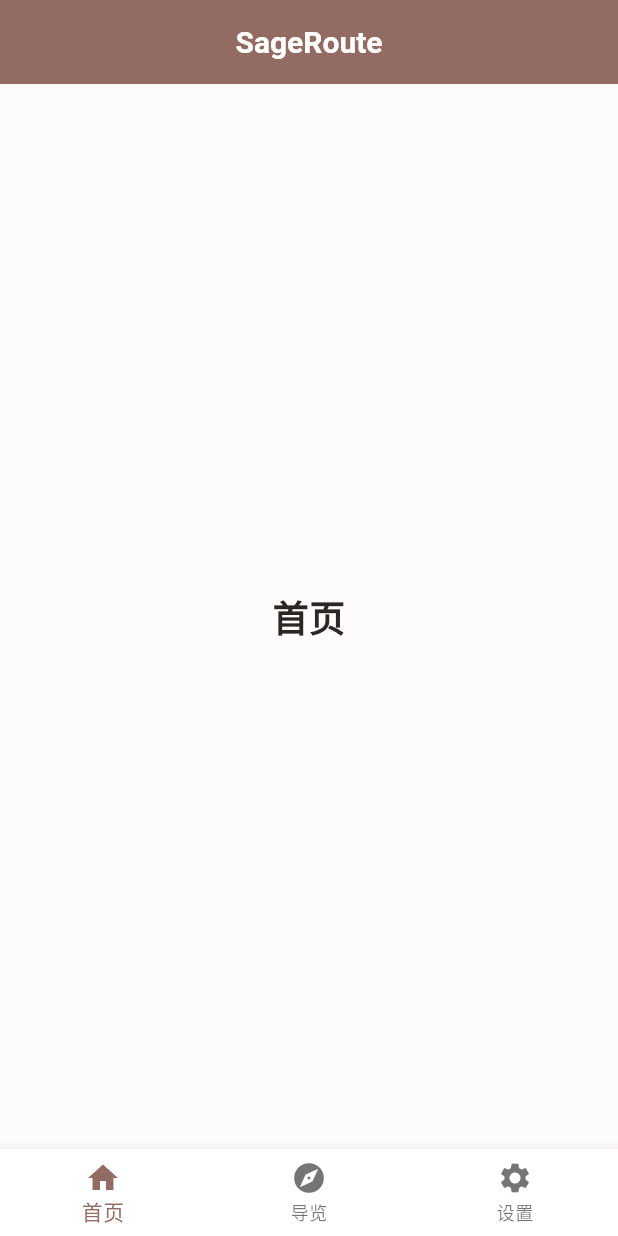
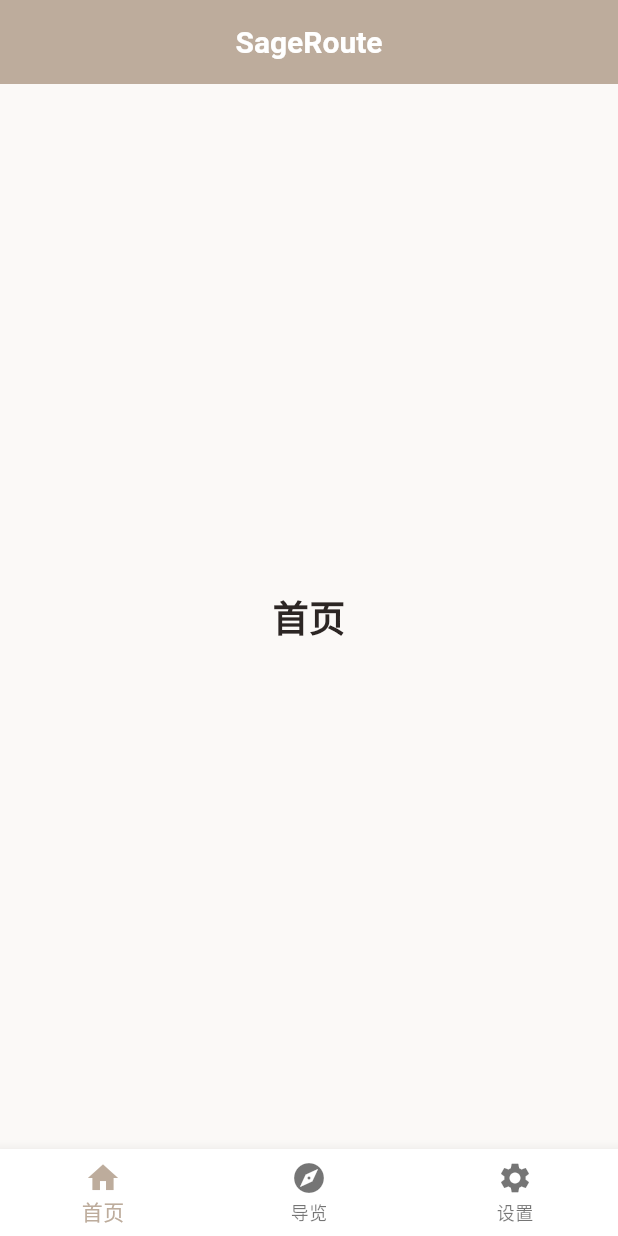
Before and after one commit to SakuraVillager/SageRoute, a Flutter app: the screen it shows after launch, on a phone screen of 412 x 824 dp. Run offline on Flutter 3.47's test engine with Material 3 defaults, Android fonts, the phone set to English and light mode, and no system bars.

Commit message:
修改配色

```diff
--- a/lib/main.dart
+++ b/lib/main.dart
@@ -12,7 +12,9 @@ class SageRouteApp extends StatelessWidget {
   Widget build(BuildContext context) {
     return MaterialApp(
       title: 'SageRoute',
-      theme: AppTheme.flatTheme,
+      theme: AppTheme.lightTheme,
+      darkTheme: AppTheme.darkTheme,
+      themeMode: ThemeMode.system,
       home: const MainScreen(),
     );
   }
--- a/lib/theme/app_theme.dart
+++ b/lib/theme/app_theme.dart
@@ -5,20 +5,36 @@ import 'typography.dart';
 
 class AppTheme {
   AppTheme._();
-
-  static ThemeData get flatTheme {
-    final colorScheme = AppColors.buildColorScheme();
+  static ThemeData get lightTheme {
+    final colorScheme = AppColors.buildLightScheme();
     return ThemeData(
       useMaterial3: true,
       colorScheme: colorScheme,
-      scaffoldBackgroundColor: AppColors.scaffoldBackground,
-      appBarTheme: buildAppBarTheme(),
-      cardTheme: buildCardTheme(),
-      elevatedButtonTheme: buildElevatedButtonTheme(),
-      textButtonTheme: buildTextButtonTheme(),
-      inputDecorationTheme: buildInputDecorationTheme(),
-      dividerTheme: buildDividerTheme(),
-      textTheme: buildTextTheme(),
+      scaffoldBackgroundColor: colorScheme.background,
+      appBarTheme: buildAppBarTheme(colorScheme),
+      cardTheme: buildCardTheme(colorScheme),
+      elevatedButtonTheme: buildElevatedButtonTheme(colorScheme),
+      textButtonTheme: buildTextButtonTheme(colorScheme),
+      inputDecorationTheme: buildInputDecorationTheme(colorScheme),
+      dividerTheme: buildDividerTheme(colorScheme),
+      textTheme: buildTextTheme(colorScheme),
+    );
+  }
+
+  static ThemeData get darkTheme {
+    final colorScheme = AppColors.buildDarkScheme();
+    return ThemeData(
+      useMaterial3: true,
+      colorScheme: colorScheme,
+      brightness: Brightness.dark,
+      scaffoldBackgroundColor: colorScheme.background,
+      appBarTheme: buildAppBarTheme(colorScheme),
+      cardTheme: buildCardTheme(colorScheme),
+      elevatedButtonTheme: buildElevatedButtonTheme(colorScheme),
+      textButtonTheme: buildTextButtonTheme(colorScheme),
+      inputDecorationTheme: buildInputDecorationTheme(colorScheme),
+      dividerTheme: buildDividerTheme(colorScheme),
+      textTheme: buildTextTheme(colorScheme),
     );
   }
 }
--- a/lib/theme/color_schemes.dart
+++ b/lib/theme/color_schemes.dart
@@ -3,26 +3,72 @@ import 'package:flutter/material.dart';
 /// Centralizes brand colors and derived tones.
 class AppColors {
   AppColors._();
+  // Light mode colors
+  static const Color primaryLight = Color(0xFFBDAC9C);
+  static const Color secondaryLight = Color(0xFFA99A8C);
+  static const Color tertiaryLight = Color(0xFFBD9C9C);
+  static const Color errorLight = Color(0xFFBA1A1A);
+  static const Color neutralLight = Color(0xFFFBF9F7);
+  static const Color neutralVariantLight = Color(0xFFE8E2DC);
 
-  static const Color primary = Color(0xFF926B62);
-  static const Color scaffoldBackground = Color(0xFFFDFBFB);
-  static const Color surface = Colors.white;
-  static const Color onPrimary = Colors.white;
-  static const Color onSurface = Color(0xFF2C2624);
+  // Dark mode colors
+  static const Color primaryDark = Color(0xFFD4C3B3);
+  static const Color secondaryDark = Color(0xFFBEB0A2);
+  static const Color tertiaryDark = Color(0xFFD4B3B3);
+  static const Color errorDark = Color(0xFFFFB4AB);
+  static const Color neutralDark = Color(0xFF1D1B19);
+  static const Color neutralVariantDark = Color(0xFF4A4642);
 
-  static final Color secondary = primary.withValues(alpha: 0.8);
-  static final Color borderSubtle = primary.withValues(alpha: 0.2);
-  static final Color dividerSubtle = primary.withValues(alpha: 0.1);
+  // Surface / on colors (shared defaults)
+  static const Color surfaceLight = Colors.white;
+  static const Color onPrimaryLight = Colors.white;
+  static const Color onSurfaceLight = Color(0xFF2C2624);
 
-  static ColorScheme buildColorScheme() {
-    return ColorScheme.fromSeed(
-      seedColor: primary,
-      primary: primary,
-      secondary: secondary,
-      surface: surface,
-      onPrimary: onPrimary,
-      onSurface: onSurface,
+  static const Color surfaceDark = Color(0xFF121212);
+  static const Color onPrimaryDark = Color(0xFF1D1B19);
+  static const Color onSurfaceDark = Color(0xFFEDEBE9);
+
+  static ColorScheme buildLightScheme() {
+    return ColorScheme(
       brightness: Brightness.light,
+      primary: primaryLight,
+      onPrimary: onPrimaryLight,
+      secondary: secondaryLight,
+      onSecondary: onPrimaryLight,
+      tertiary: tertiaryLight,
+      onTertiary: onPrimaryLight,
+      error: errorLight,
+      onError: Colors.white,
+      background: neutralLight,
+      onBackground: onSurfaceLight,
+      surface: surfaceLight,
+      onSurface: onSurfaceLight,
+      inversePrimary: primaryDark,
+      shadow: Colors.black,
+      outline: neutralVariantLight,
+      surfaceTint: primaryLight,
+    );
+  }
+
+  static ColorScheme buildDarkScheme() {
+    return ColorScheme(
+      brightness: Brightness.dark,
+      primary: primaryDark,
+      onPrimary: onPrimaryDark,
+      secondary: secondaryDark,
+      onSecondary: onPrimaryDark,
+      tertiary: tertiaryDark,
+      onTertiary: onPrimaryDark,
+      error: errorDark,
+      onError: Colors.black,
+      background: neutralDark,
+      onBackground: onSurfaceDark,
+      surface: surfaceDark,
+      onSurface: onSurfaceDark,
+      inversePrimary: primaryLight,
+      shadow: Colors.black,
+      outline: neutralVariantDark,
+      surfaceTint: primaryDark,
     );
   }
 }
--- a/lib/theme/components.dart
+++ b/lib/theme/components.dart
@@ -1,44 +1,50 @@
 import 'package:flutter/material.dart';
 import 'color_schemes.dart';
 
-AppBarTheme buildAppBarTheme() => const AppBarTheme(
+AppBarTheme buildAppBarTheme(ColorScheme scheme) => AppBarTheme(
   elevation: 0,
   scrolledUnderElevation: 0,
-  backgroundColor: AppColors.primary,
-  foregroundColor: AppColors.onPrimary,
+  backgroundColor: scheme.primary,
+  foregroundColor: scheme.onPrimary,
   centerTitle: true,
 );
 
-CardThemeData buildCardTheme() => CardThemeData(
+CardThemeData buildCardTheme(ColorScheme scheme) => CardThemeData(
   elevation: 0,
-  color: AppColors.surface,
+  color: scheme.surface,
   margin: const EdgeInsets.symmetric(vertical: 8, horizontal: 16),
   shape: RoundedRectangleBorder(
     borderRadius: BorderRadius.circular(12),
-    side: BorderSide(color: AppColors.borderSubtle, width: 1),
+    side: BorderSide(
+      color: scheme.primary.withAlpha((0.2 * 255).round()),
+      width: 1,
+    ),
   ),
 );
 
-ElevatedButtonThemeData buildElevatedButtonTheme() => ElevatedButtonThemeData(
+ElevatedButtonThemeData buildElevatedButtonTheme(ColorScheme scheme) =>
+    ElevatedButtonThemeData(
       style: ElevatedButton.styleFrom(
         elevation: 0,
-    backgroundColor: AppColors.primary,
-    foregroundColor: AppColors.onPrimary,
+        backgroundColor: scheme.primary,
+        foregroundColor: scheme.onPrimary,
         minimumSize: const Size(double.infinity, 48),
         shape: RoundedRectangleBorder(borderRadius: BorderRadius.circular(8)),
       ),
     );
 
-TextButtonThemeData buildTextButtonTheme() => TextButtonThemeData(
+TextButtonThemeData buildTextButtonTheme(ColorScheme scheme) =>
+    TextButtonThemeData(
       style: TextButton.styleFrom(
-    foregroundColor: AppColors.primary,
+        foregroundColor: scheme.primary,
         shape: RoundedRectangleBorder(borderRadius: BorderRadius.circular(8)),
       ),
     );
 
-InputDecorationTheme buildInputDecorationTheme() => InputDecorationTheme(
+InputDecorationTheme buildInputDecorationTheme(ColorScheme scheme) =>
+    InputDecorationTheme(
       filled: true,
-  fillColor: AppColors.surface,
+      fillColor: scheme.surface,
       contentPadding: const EdgeInsets.symmetric(horizontal: 16, vertical: 14),
       border: OutlineInputBorder(
         borderRadius: BorderRadius.circular(8),
@@ -46,10 +52,13 @@ InputDecorationTheme buildInputDecorationTheme() => InputDecorationTheme(
       ),
       focusedBorder: OutlineInputBorder(
         borderRadius: BorderRadius.circular(8),
-    borderSide: const BorderSide(color: AppColors.primary, width: 1.5),
+        borderSide: BorderSide(color: scheme.primary, width: 1.5),
       ),
       hintStyle: TextStyle(color: Colors.grey.shade400),
     );
 
-DividerThemeData buildDividerTheme() =>
-    DividerThemeData(space: 1, thickness: 0.5, color: AppColors.dividerSubtle);
+DividerThemeData buildDividerTheme(ColorScheme scheme) => DividerThemeData(
+  space: 1,
+  thickness: 0.5,
+  color: scheme.primary.withAlpha((0.1 * 255).round()),
+);
--- a/lib/theme/typography.dart
+++ b/lib/theme/typography.dart
@@ -1,15 +1,14 @@
 import 'package:flutter/material.dart';
-import 'color_schemes.dart';
 
 /// Text styles used across the app.
-TextTheme buildTextTheme() {
+TextTheme buildTextTheme(ColorScheme scheme) {
   return TextTheme(
     titleLarge: TextStyle(
-      color: AppColors.onSurface,
+      color: scheme.onSurface,
       fontWeight: FontWeight.w600,
       fontSize: 20,
     ),
-    bodyLarge: TextStyle(color: AppColors.onSurface, fontSize: 16),
-    bodyMedium: TextStyle(color: AppColors.onSurface, fontSize: 14),
+    bodyLarge: TextStyle(color: scheme.onSurface, fontSize: 16),
+    bodyMedium: TextStyle(color: scheme.onSurface, fontSize: 14),
   );
 }
```
Lines whose indentation alone changed are shown as unchanged.
